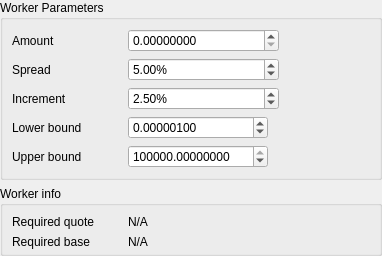
Old version of the form dexbot/views/ui/forms/staggered_orders_widget.ui in the repository xeroc/stakemachine.
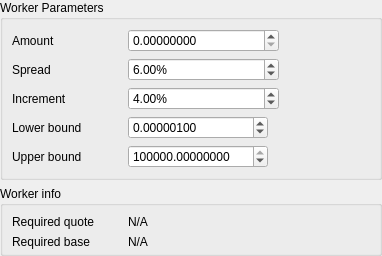
New version of the form.

Commit message: Change default spread and increment in staggered orders

The edit to the form file:
```diff
--- a/dexbot/views/ui/forms/staggered_orders_widget.ui
+++ b/dexbot/views/ui/forms/staggered_orders_widget.ui
@@ -84,7 +84,7 @@
          <double>100000.000000000000000</double>
         </property>
         <property name="value">
-         <double>5.000000000000000</double>
+         <double>6.000000000000000</double>
         </property>
        </widget>
       </item>
@@ -140,7 +140,7 @@
          <double>100000.000000000000000</double>
         </property>
         <property name="value">
-         <double>2.500000000000000</double>
+         <double>4.000000000000000</double>
         </property>
        </widget>
       </item>
```
